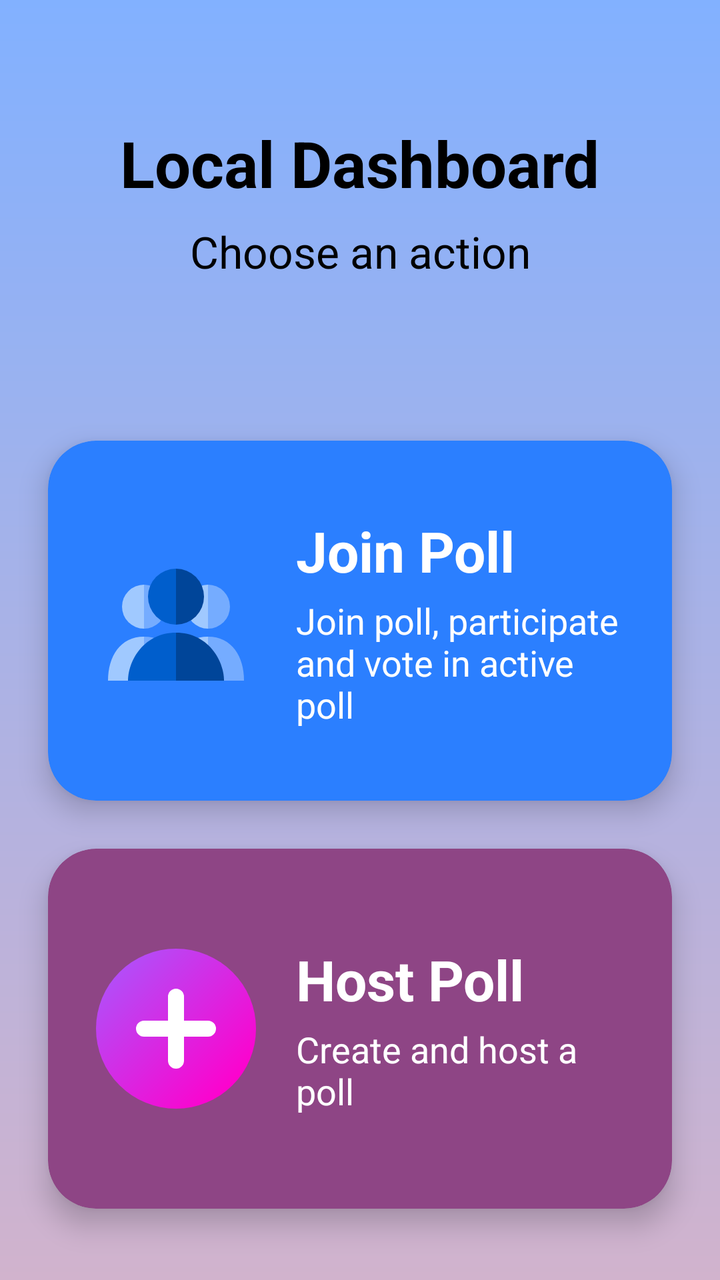
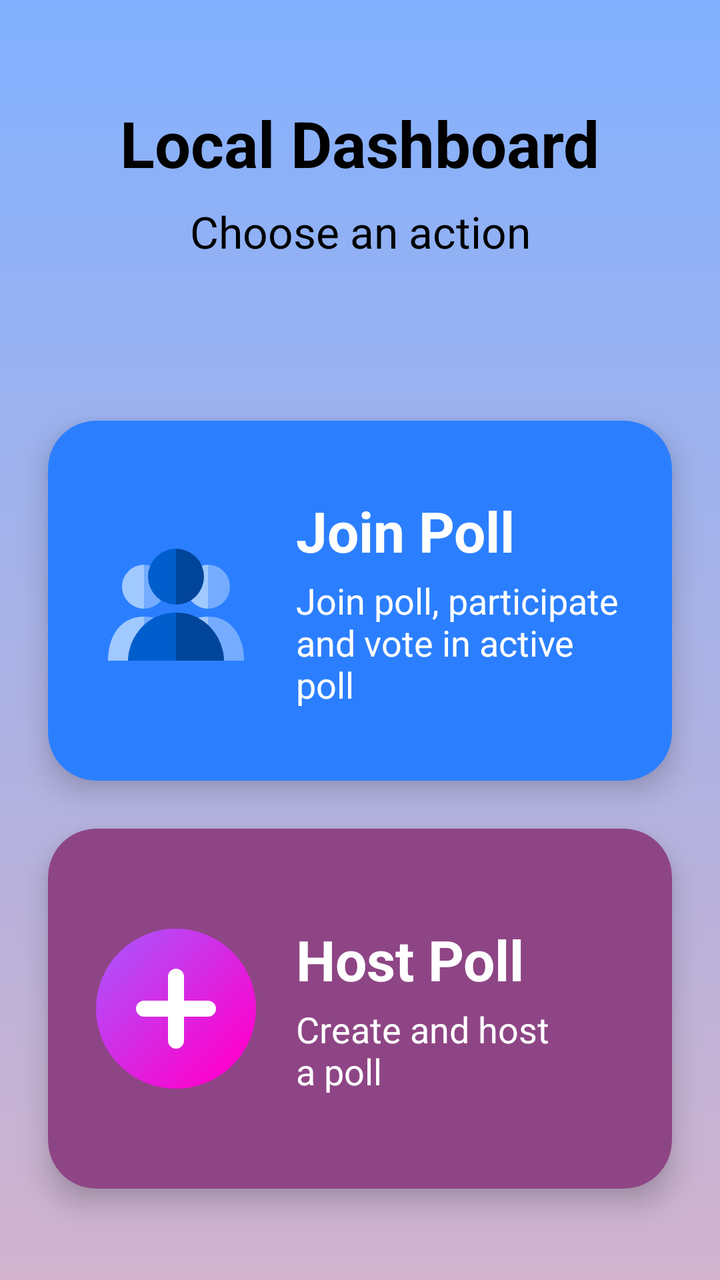

The first picture is an Android layout as it rendered before a commit; the second is the same layout after the commit. The layout source and the unified diff follow.
<!-- AndroidManifest.xml: application theme Theme.LuminaPoll -->
<!-- res/layout/dashboard_activity_main.xml -->
<?xml version="1.0" encoding="utf-8"?>
<androidx.constraintlayout.widget.ConstraintLayout xmlns:android="http://schemas.android.com/apk/res/android"
    xmlns:app="http://schemas.android.com/apk/res-auto"
    xmlns:tools="http://schemas.android.com/tools"
    android:id="@+id/root_layout"
    android:layout_width="match_parent"
    android:layout_height="match_parent"
    android:background="@drawable/bg_main_gradient"
    android:paddingTop="60dp">

    <TextView
        android:id="@+id/local_dashboard_title"
        android:layout_width="wrap_content"
        android:layout_height="wrap_content"
        android:text="Local Dashboard"
        android:textColor="@color/black"
        android:textSize="32sp"
        android:textStyle="bold"
        app:layout_constraintEnd_toEndOf="parent"
        app:layout_constraintStart_toStartOf="parent"
        app:layout_constraintTop_toTopOf="parent" />

    <TextView
        android:id="@+id/local_dashboard_sub"
        android:layout_width="wrap_content"
        android:layout_height="wrap_content"
        android:layout_marginTop="8dp"
        android:text="Choose an action"
        android:textColor="@color/black"
        android:textSize="22sp"
        app:layout_constraintEnd_toEndOf="parent"
        app:layout_constraintStart_toStartOf="parent"
        app:layout_constraintTop_toBottomOf="@id/local_dashboard_title" />

    
    <androidx.cardview.widget.CardView
        android:id="@+id/card_join_poll"
        android:layout_width="0dp"
        android:layout_height="wrap_content"
        android:layout_marginHorizontal="24dp"
        android:layout_marginTop="80dp"
        android:clickable="true"
        android:focusable="true"
        android:foreground="?attr/selectableItemBackground"
        app:cardBackgroundColor="@color/color_l200"
        app:cardCornerRadius="24dp"
        app:cardElevation="8dp"
        app:layout_constraintEnd_toEndOf="parent"
        app:layout_constraintStart_toStartOf="parent"
        app:layout_constraintTop_toBottomOf="@id/local_dashboard_sub">

        <androidx.constraintlayout.widget.ConstraintLayout
            android:layout_width="match_parent"
            android:layout_height="wrap_content"
            android:minHeight="180dp"
            android:padding="24dp">

            <ImageView
                android:id="@+id/icon_join"
                android:layout_width="80dp"
                android:layout_height="80dp"
                android:src="@drawable/ic_people_local"
                app:layout_constraintBottom_toBottomOf="parent"
                app:layout_constraintStart_toStartOf="parent"
                app:layout_constraintTop_toTopOf="parent" />

            <TextView
                android:id="@+id/title_join"
                android:layout_width="0dp"
                android:layout_height="wrap_content"
                android:layout_marginStart="20dp"
                android:text="Join Poll"
                android:textColor="@color/white"
                android:textSize="28sp"
                android:textStyle="bold"
                app:layout_constraintBottom_toTopOf="@id/desc_join"
                app:layout_constraintEnd_toEndOf="parent"
                app:layout_constraintStart_toEndOf="@id/icon_join"
                app:layout_constraintTop_toTopOf="parent"
                app:layout_constraintVertical_chainStyle="packed" />

            <TextView
                android:id="@+id/desc_join"
                android:layout_width="0dp"
                android:layout_height="wrap_content"
                android:layout_marginTop="4dp"
                android:text="Join poll, participate and vote in active poll"
                android:textColor="@color/white"
                android:textSize="18sp"
                app:layout_constraintBottom_toBottomOf="parent"
                app:layout_constraintEnd_toEndOf="parent"
                app:layout_constraintStart_toStartOf="@id/title_join"
                app:layout_constraintTop_toBottomOf="@id/title_join" />

        </androidx.constraintlayout.widget.ConstraintLayout>
    </androidx.cardview.widget.CardView>

    
    <androidx.cardview.widget.CardView
        android:id="@+id/card_host_poll"
        android:layout_width="0dp"
        android:layout_height="wrap_content"
        android:layout_marginHorizontal="24dp"
        android:layout_marginTop="24dp"
        android:clickable="true"
        android:focusable="true"
        android:foreground="?attr/selectableItemBackground"
        app:cardBackgroundColor="@color/color_p300"
        app:cardCornerRadius="24dp"
        app:cardElevation="8dp"
        app:layout_constraintEnd_toEndOf="parent"
        app:layout_constraintStart_toStartOf="parent"
        app:layout_constraintTop_toBottomOf="@id/card_join_poll">

        <androidx.constraintlayout.widget.ConstraintLayout
            android:layout_width="match_parent"
            android:layout_height="wrap_content"
            android:minHeight="180dp"
            android:padding="24dp">

            <ImageView
                android:id="@+id/icon_host"
                android:layout_width="80dp"
                android:layout_height="80dp"
                android:src="@drawable/ic_add_circle_online"
                app:layout_constraintBottom_toBottomOf="parent"
                app:layout_constraintStart_toStartOf="parent"
                app:layout_constraintTop_toTopOf="parent" />

            <TextView
                android:id="@+id/title_host"
                android:layout_width="0dp"
                android:layout_height="wrap_content"
                android:layout_marginStart="20dp"
                android:text="Host Poll"
                android:textColor="@color/white"
                android:textSize="28sp"
                android:textStyle="bold"
                app:layout_constraintBottom_toTopOf="@id/desc_host"
                app:layout_constraintEnd_toEndOf="parent"
                app:layout_constraintStart_toEndOf="@id/icon_host"
                app:layout_constraintTop_toTopOf="parent"
                app:layout_constraintVertical_chainStyle="packed" />

            <TextView
                android:id="@+id/desc_host"
                android:layout_width="0dp"
                android:layout_height="wrap_content"
                android:layout_marginTop="4dp"
                android:text="Create and host a poll"
                android:textColor="@color/white"
                android:textSize="18sp"
                app:layout_constraintBottom_toBottomOf="parent"
                app:layout_constraintEnd_toEndOf="parent"
                app:layout_constraintStart_toStartOf="@id/title_host"
                app:layout_constraintTop_toBottomOf="@id/title_host" />

        </androidx.constraintlayout.widget.ConstraintLayout>
    </androidx.cardview.widget.CardView>

</androidx.constraintlayout.widget.ConstraintLayout>
<!-- resources referenced by this layout -->
<resources>
  <color name="black">#FF000000</color>
  <color name="color_l200">#2B7FFF</color>
  <color name="color_p300">#8E4585</color>
  <color name="white">#FFFFFFFF</color>
  <!-- drawable bg_main_gradient (drawable) -->
  <?xml version="1.0" encoding="utf-8"?>
  <shape xmlns:android="http://schemas.android.com/apk/res/android"
      android:shape="rectangle">
      <gradient
          android:angle="270"
          android:endColor="#D1B3CD"
          android:startColor="#82B1FF"
          android:type="linear" />
  </shape>
  <!-- drawable ic_add_circle_online (drawable) -->
  <vector xmlns:android="http://schemas.android.com/apk/res/android"
      xmlns:aapt="http://schemas.android.com/aapt"
      android:width="80dp"
      android:height="80dp"
      android:viewportWidth="80"
      android:viewportHeight="80">
  
      
      <path android:pathData="M40,0 A40,40 0 1,0 80,40 A40,40 0 0,0 40,0 Z">
          <aapt:attr name="android:fillColor">
              <gradient
                  android:startX="10"
                  android:startY="10"
                  android:endX="70"
                  android:endY="70"
                  android:type="linear">
                  <item android:offset="0.0" android:color="#B24EF8" />
                  <item android:offset="1.0" android:color="#FF00CC" />
              </gradient>
          </aapt:attr>
      </path>
  
      
      <path
          android:fillColor="#FFFFFF"
          android:pathData="M44,36 V24 A4,4 0 0,0 36,24 V36 H24 A4,4 0 0,0 24,44 H36 V56 A4,4 0 0,0 44,56 V44 H56 A4,4 0 0,0 56,36 Z" />
  </vector>
  <!-- drawable ic_people_local (drawable) -->
  <vector xmlns:android="http://schemas.android.com/apk/res/android"
      android:width="80dp"
      android:height="80dp"
      android:viewportWidth="80"
      android:viewportHeight="80">
  
      
      
      <path android:fillColor="#A0C9FF" android:pathData="M 24,22 A 11,11 0 0,0 24,44 Z" />
      
      <path android:fillColor="#75ACFF" android:pathData="M 24,22 A 11,11 0 0,1 24,44 Z" />
      
      <path android:fillColor="#A0C9FF" android:pathData="M 24,48 C 12,48 6,58 6,70 H 24 Z" />
      
      <path android:fillColor="#75ACFF" android:pathData="M 24,48 C 36,48 42,58 42,70 H 24 Z" />
  
      
      
      <path android:fillColor="#A0C9FF" android:pathData="M 56,22 A 11,11 0 0,0 56,44 Z" />
      
      <path android:fillColor="#75ACFF" android:pathData="M 56,22 A 11,11 0 0,1 56,44 Z" />
      
      <path android:fillColor="#A0C9FF" android:pathData="M 56,48 C 44,48 38,58 38,70 H 56 Z" />
      
      <path android:fillColor="#75ACFF" android:pathData="M 56,48 C 68,48 74,58 74,70 H 56 Z" />
  
      
      
      <path android:fillColor="#005ECC" android:pathData="M 40,14 A 14,14 0 0,0 40,42 Z" />
      
      <path android:fillColor="#004599" android:pathData="M 40,14 A 14,14 0 0,1 40,42 Z" />
      
      <path android:fillColor="#005ECC" android:pathData="M 40,46 C 24,46 16,60 16,70 H 40 Z" />
      
      <path android:fillColor="#004599" android:pathData="M 40,46 C 56,46 64,60 64,70 H 40 Z" />
  
  </vector>
  <style name="Theme.LuminaPoll" parent="Theme.AppCompat.DayNight.NoActionBar">
          <item name="colorPrimary">?attr/colorModePrimary</item>
          <item name="android:statusBarColor">@android:color/transparent</item>
          <item name="android:navigationBarColor">@android:color/transparent</item>
          <item name="android:windowBackground">?attr/colorModeBackground</item>
          
          
          <item name="colorModeSecondary">@color/white</item>
          <item name="colorModeButtonText">@color/white</item>
      </style>
</resources>

<!-- the commit's change to res/layout/dashboard_activity_main.xml (unified diff, before → after) -->
@@ -6,13 +6,13 @@
     android:layout_width="match_parent"
     android:layout_height="match_parent"
     android:background="@drawable/bg_main_gradient"
-    android:paddingTop="60dp">
+    android:paddingTop="@dimen/margin_top">
 
     <TextView
         android:id="@+id/local_dashboard_title"
         android:layout_width="wrap_content"
         android:layout_height="wrap_content"
-        android:text="Local Dashboard"
+        android:text="@string/local_dashboard_title"
         android:textColor="@color/black"
         android:textSize="32sp"
         android:textStyle="bold"
@@ -25,7 +25,7 @@
         android:layout_width="wrap_content"
         android:layout_height="wrap_content"
         android:layout_marginTop="8dp"
-        android:text="Choose an action"
+        android:text="@string/local_dashboard_subtitle"
         android:textColor="@color/black"
         android:textSize="22sp"
         app:layout_constraintEnd_toEndOf="parent"
@@ -69,7 +69,7 @@
                 android:layout_width="0dp"
                 android:layout_height="wrap_content"
                 android:layout_marginStart="20dp"
-                android:text="Join Poll"
+                android:text="@string/join_offline_title"
                 android:textColor="@color/white"
                 android:textSize="28sp"
                 android:textStyle="bold"
@@ -84,7 +84,7 @@
                 android:layout_width="0dp"
                 android:layout_height="wrap_content"
                 android:layout_marginTop="4dp"
-                android:text="Join poll, participate and vote in active poll"
+                android:text="@string/join_poll_desc"
                 android:textColor="@color/white"
                 android:textSize="18sp"
                 app:layout_constraintBottom_toBottomOf="parent"
@@ -132,7 +132,7 @@
                 android:layout_width="0dp"
                 android:layout_height="wrap_content"
                 android:layout_marginStart="20dp"
-                android:text="Host Poll"
+                android:text="@string/host_poll_title"
                 android:textColor="@color/white"
                 android:textSize="28sp"
                 android:textStyle="bold"
@@ -147,7 +147,7 @@
                 android:layout_width="0dp"
                 android:layout_height="wrap_content"
                 android:layout_marginTop="4dp"
-                android:text="Create and host a poll"
+                android:text="@string/host_poll_desc"
                 android:textColor="@color/white"
                 android:textSize="18sp"
                 app:layout_constraintBottom_toBottomOf="parent"
<!-- resource entries referenced after the edit -->
@@ -4,6 +4,7 @@
   <color name="color_l200">#2B7FFF</color>
   <color name="color_p300">#8E4585</color>
   <color name="white">#FFFFFFFF</color>
+  <dimen name="margin_top">50dp</dimen>
   <!-- drawable bg_main_gradient (drawable) -->
   <?xml version="1.0" encoding="utf-8"?>
   <shape xmlns:android="http://schemas.android.com/apk/res/android"
@@ -80,6 +81,12 @@
       <path android:fillColor="#004599" android:pathData="M 40,46 C 56,46 64,60 64,70 H 40 Z" />
   
   </vector>
+  <string name="host_poll_desc">Create and host\na poll</string>
+  <string name="host_poll_title">Host Poll</string>
+  <string name="join_offline_title">Join Poll</string>
+  <string name="join_poll_desc">Join poll, participate\nand vote in active poll</string>
+  <string name="local_dashboard_subtitle">Choose an action</string>
+  <string name="local_dashboard_title">Local Dashboard</string>
   <style name="Theme.LuminaPoll" parent="Theme.AppCompat.DayNight.NoActionBar">
           <item name="colorPrimary">?attr/colorModePrimary</item>
           <item name="android:statusBarColor">@android:color/transparent</item>
